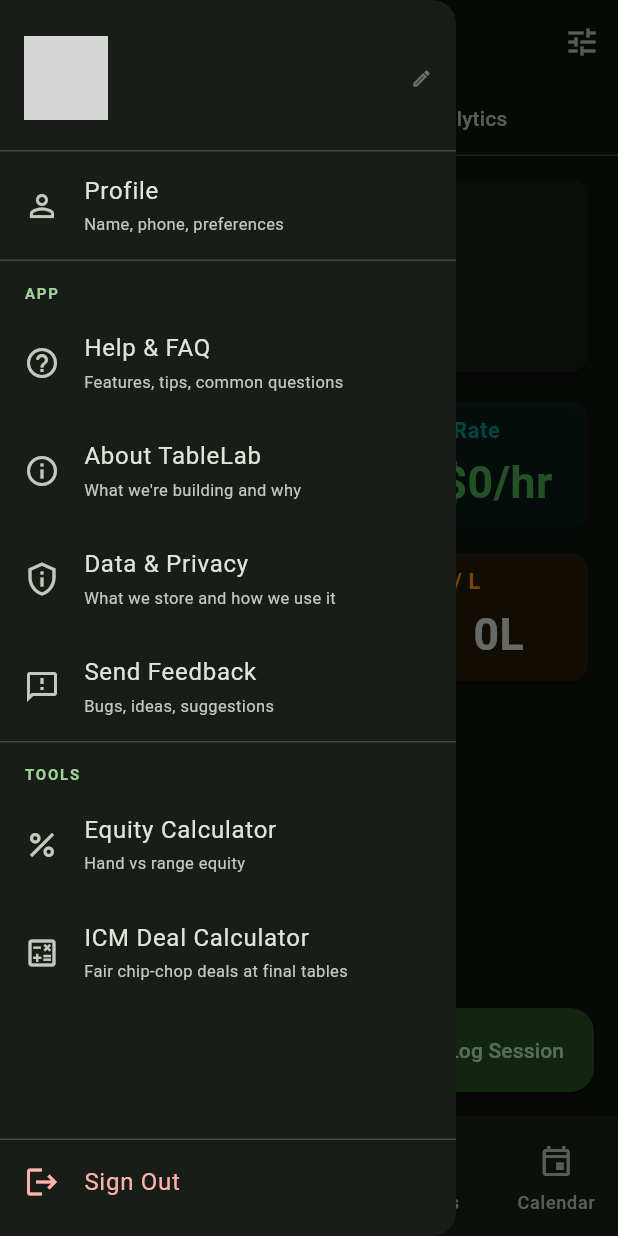
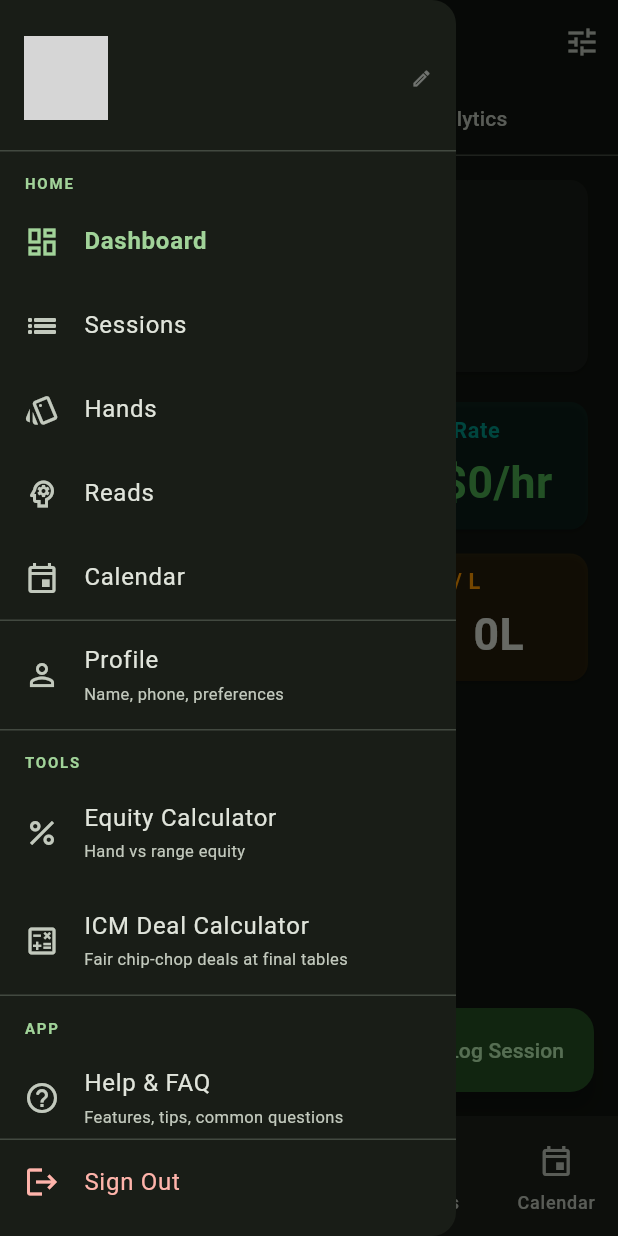
Before and after one commit to rohitkaul90/poker-tracker, a Flutter app: the screen it shows once a user with an empty profile is signed in, with the side drawer open, on a phone screen of 412 x 824 dp. Run offline on Flutter 3.47's test engine with Material 3 defaults, Android fonts, the phone set to English and light mode, and no system bars; our stand-ins replace csv, file_picker, fl_chart, flutter_riverpod, share_plus, supabase_flutter; missing offline and left inert: excel; accounts and stored records are empty; network calls fail; grey boxes are pictures that could not be loaded.

Commit message:
Add HOME section to drawer, reorder Tools above App, fix ICM nav
- HOME section in drawer lets users jump to any bottom-nav tab from
  anywhere (equity calc, ICM calc, etc.) via popUntil to root + provider
- Active tab is highlighted in the HOME list
- mainTabIndexProvider (StateProvider) drives tab selection; MainNavigation
  now a ConsumerWidget watching it so drawer and bottom nav stay in sync
- TOOLS section moved above APP section per UX request
- IcmCalculatorScreen gets drawer: AppDrawer() so it's reachable from nav
- _SectionLabel extracted to reduce repetition in drawer build

Co-Authored-By: Claude Sonnet 4.6 <noreply@anthropic.com>

```diff
--- a/lib/main.dart
+++ b/lib/main.dart
@@ -3,6 +3,7 @@ import 'package:flutter_riverpod/flutter_riverpod.dart';
 import 'package:supabase_flutter/supabase_flutter.dart';
 import 'auth/auth_gate.dart';
 import 'config/supabase_config.dart';
+import 'providers/providers.dart';
 import 'screens/dashboard_screen.dart';
 import 'screens/hands_screen.dart';
 import 'screens/reads_screen.dart';
@@ -39,23 +40,17 @@ class PokerTrackerApp extends StatelessWidget {
   }
 }
 
-class MainNavigation extends StatefulWidget {
+class MainNavigation extends ConsumerWidget {
   const MainNavigation({super.key});
 
   @override
-  State<MainNavigation> createState() => _MainNavigationState();
-}
-
-class _MainNavigationState extends State<MainNavigation> {
-  int _currentIndex = 0;
-
-  @override
-  Widget build(BuildContext context) {
+  Widget build(BuildContext context, WidgetRef ref) {
+    final currentIndex = ref.watch(mainTabIndexProvider);
     return Scaffold(
       key: mainScaffoldKey,
       drawer: const AppDrawer(),
       body: IndexedStack(
-        index: _currentIndex,
+        index: currentIndex,
         children: const [
           DashboardScreen(),
           SessionHistoryScreen(),
@@ -65,8 +60,9 @@ class _MainNavigationState extends State<MainNavigation> {
         ],
       ),
       bottomNavigationBar: NavigationBar(
-        selectedIndex: _currentIndex,
-        onDestinationSelected: (i) => setState(() => _currentIndex = i),
+        selectedIndex: currentIndex,
+        onDestinationSelected: (i) =>
+            ref.read(mainTabIndexProvider.notifier).state = i,
         destinations: const [
           NavigationDestination(
             icon: Icon(Icons.dashboard_outlined),
--- a/lib/providers/providers.dart
+++ b/lib/providers/providers.dart
@@ -62,3 +62,6 @@ final aiServiceProvider = Provider<AiService>((ref) => AiService());
 final tournamentListingsProvider = FutureProvider.autoDispose<List<TournamentListing>>((ref) {
   return ref.read(supabaseServiceProvider).fetchTournamentListings();
 });
+
+// Controls which bottom-nav tab is active — writable from the AppDrawer.
+final mainTabIndexProvider = StateProvider<int>((ref) => 0);
--- a/lib/screens/icm_calculator_screen.dart
+++ b/lib/screens/icm_calculator_screen.dart
@@ -3,6 +3,7 @@ import 'package:flutter/material.dart';
 import 'package:flutter/services.dart';
 import 'package:intl/intl.dart';
 import 'package:share_plus/share_plus.dart';
+import '../widgets/app_drawer.dart';
 
 class _ThousandsFormatter extends TextInputFormatter {
   static final _fmt = NumberFormat('#,###', 'en_US');
@@ -261,6 +262,7 @@ class _IcmCalculatorScreenState extends State<IcmCalculatorScreen> {
   Widget build(BuildContext context) {
     final theme = Theme.of(context);
     return Scaffold(
+      drawer: const AppDrawer(),
       appBar: AppBar(
         title: const Text('ICM Deal Calculator'),
         actions: [
--- a/lib/widgets/app_drawer.dart
+++ b/lib/widgets/app_drawer.dart
@@ -108,6 +108,12 @@ class AppDrawer extends ConsumerWidget {
                 child: Column(
                   crossAxisAlignment: CrossAxisAlignment.stretch,
                   children: [
+                    // ── Home section ─────────────────────────────────────
+                    _SectionLabel('HOME', theme),
+                    ..._homeItems(context, ref, theme),
+
+                    const Divider(height: 1),
+
                     // ── Profile nav item ─────────────────────────────────
                     ListTile(
                       leading: const Icon(Icons.person_outline),
@@ -126,19 +132,41 @@ class AppDrawer extends ConsumerWidget {
 
                     const Divider(height: 1),
 
+                    // ── Tools section ────────────────────────────────────
+                    _SectionLabel('TOOLS', theme),
+                    ListTile(
+                      leading: const Icon(Icons.percent),
+                      title: const Text('Equity Calculator'),
+                      subtitle: const Text('Hand vs range equity',
+                          style: TextStyle(fontSize: 11)),
+                      onTap: () {
+                        Navigator.pop(context);
+                        Navigator.push(
+                          context,
+                          MaterialPageRoute(
+                              builder: (_) => const EquityCalculatorScreen()),
+                        );
+                      },
+                    ),
+                    ListTile(
+                      leading: const Icon(Icons.calculate_outlined),
+                      title: const Text('ICM Deal Calculator'),
+                      subtitle: const Text('Fair chip-chop deals at final tables',
+                          style: TextStyle(fontSize: 11)),
+                      onTap: () {
+                        Navigator.pop(context);
+                        Navigator.push(
+                          context,
+                          MaterialPageRoute(
+                              builder: (_) => const IcmCalculatorScreen()),
+                        );
+                      },
+                    ),
+
+                    const Divider(height: 1),
+
                     // ── App section ──────────────────────────────────────
-                    Padding(
-                      padding: const EdgeInsets.fromLTRB(16, 14, 16, 4),
-                      child: Text(
-                        'APP',
-                        style: TextStyle(
-                          fontSize: 10,
-                          fontWeight: FontWeight.bold,
-                          letterSpacing: 1.2,
-                          color: theme.colorScheme.primary,
-                        ),
-                      ),
-                    ),
+                    _SectionLabel('APP', theme),
                     ListTile(
                       leading: const Icon(Icons.help_outline_rounded),
                       title: const Text('Help & FAQ'),
@@ -195,50 +223,6 @@ class AppDrawer extends ConsumerWidget {
                         ));
                       },
                     ),
-
-                    const Divider(height: 1),
-
-                    // ── Tools section ────────────────────────────────────
-                    Padding(
-                      padding: const EdgeInsets.fromLTRB(16, 14, 16, 4),
-                      child: Text(
-                        'TOOLS',
-                        style: TextStyle(
-                          fontSize: 10,
-                          fontWeight: FontWeight.bold,
-                          letterSpacing: 1.2,
-                          color: theme.colorScheme.primary,
-                        ),
-                      ),
-                    ),
-                    ListTile(
-                      leading: const Icon(Icons.percent),
-                      title: const Text('Equity Calculator'),
-                      subtitle: const Text('Hand vs range equity',
-                          style: TextStyle(fontSize: 11)),
-                      onTap: () {
-                        Navigator.pop(context);
-                        Navigator.push(
-                          context,
-                          MaterialPageRoute(
-                              builder: (_) => const EquityCalculatorScreen()),
-                        );
-                      },
-                    ),
-                    ListTile(
-                      leading: const Icon(Icons.calculate_outlined),
-                      title: const Text('ICM Deal Calculator'),
-                      subtitle: const Text('Fair chip-chop deals at final tables',
-                          style: TextStyle(fontSize: 11)),
-                      onTap: () {
-                        Navigator.pop(context);
-                        Navigator.push(
-                          context,
-                          MaterialPageRoute(
-                              builder: (_) => const IcmCalculatorScreen()),
-                        );
-                      },
-                    ),
                   ],
                 ),
               ),
@@ -259,6 +243,35 @@ class AppDrawer extends ConsumerWidget {
         ),
       ),
     );
+  }
+
+  List<Widget> _homeItems(BuildContext context, WidgetRef ref, ThemeData theme) {
+    final tabs = [
+      (0, Icons.dashboard_outlined, 'Dashboard'),
+      (1, Icons.list_outlined, 'Sessions'),
+      (2, Icons.style_outlined, 'Hands'),
+      (3, Icons.psychology_outlined, 'Reads'),
+      (4, Icons.event_outlined, 'Calendar'),
+    ];
+    final currentIndex = ref.watch(mainTabIndexProvider);
+    return tabs.map((t) {
+      final (idx, icon, label) = t;
+      final isSelected = currentIndex == idx;
+      return ListTile(
+        leading: Icon(icon,
+            color: isSelected ? theme.colorScheme.primary : null),
+        title: Text(label,
+            style: TextStyle(
+              color: isSelected ? theme.colorScheme.primary : null,
+              fontWeight: isSelected ? FontWeight.bold : null,
+            )),
+        selected: isSelected,
+        onTap: () {
+          ref.read(mainTabIndexProvider.notifier).state = idx;
+          Navigator.popUntil(context, (route) => route.isFirst);
+        },
+      );
+    }).toList();
   }
 
   Future<void> _confirmSignOut(BuildContext context, WidgetRef ref) async {
@@ -290,3 +303,26 @@ class AppDrawer extends ConsumerWidget {
     }
   }
 }
+
+class _SectionLabel extends StatelessWidget {
+  final String label;
+  final ThemeData theme;
+
+  const _SectionLabel(this.label, this.theme);
+
+  @override
+  Widget build(BuildContext context) {
+    return Padding(
+      padding: const EdgeInsets.fromLTRB(16, 14, 16, 4),
+      child: Text(
+        label,
+        style: TextStyle(
+          fontSize: 10,
+          fontWeight: FontWeight.bold,
+          letterSpacing: 1.2,
+          color: theme.colorScheme.primary,
+        ),
+      ),
+    );
+  }
+}
```
Also changed, not shown: 2 other files.
